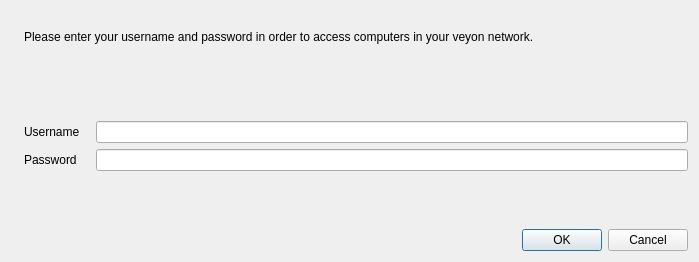
Before: the Qt Designer form core/dialogs/PasswordDialog.ui in veyon/veyon, drawn with Qt 5.
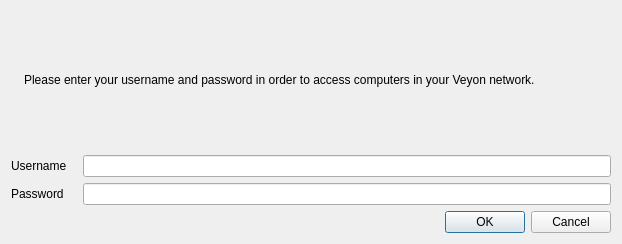
After: the same form once the commit is applied. Icons and pictures are not drawn.

Commit message: Veyon branding: update splash and icons

```diff
--- a/core/dialogs/PasswordDialog.ui
+++ b/core/dialogs/PasswordDialog.ui
@@ -6,8 +6,8 @@
    <rect>
     <x>0</x>
     <y>0</y>
-    <width>699</width>
-    <height>262</height>
+    <width>622</width>
+    <height>244</height>
    </rect>
   </property>
   <property name="windowTitle">
@@ -18,31 +18,33 @@
     <normaloff>:/resources/dialog-password.png</normaloff>:/resources/dialog-password.png</iconset>
   </property>
   <layout class="QGridLayout" name="gridLayout_2">
-   <item row="4" column="1">
-    <layout class="QHBoxLayout" name="horizontalLayout">
-     <item>
-      <widget class="QDialogButtonBox" name="buttonBox">
-       <property name="standardButtons">
-        <set>QDialogButtonBox::Cancel|QDialogButtonBox::Ok</set>
-       </property>
-      </widget>
-     </item>
-    </layout>
+   <item row="0" column="2">
+    <widget class="QLabel" name="label">
+     <property name="sizePolicy">
+      <sizepolicy hsizetype="MinimumExpanding" vsizetype="MinimumExpanding">
+       <horstretch>0</horstretch>
+       <verstretch>0</verstretch>
+      </sizepolicy>
+     </property>
+     <property name="text">
+      <string>Please enter your username and password in order to access computers in your Veyon network.</string>
+     </property>
+     <property name="wordWrap">
+      <bool>true</bool>
+     </property>
+    </widget>
    </item>
-   <item row="3" column="1">
-    <spacer name="verticalSpacer">
-     <property name="orientation">
-      <enum>Qt::Vertical</enum>
+   <item row="0" column="0" colspan="2">
+    <widget class="QLabel" name="label_4">
+     <property name="text">
+      <string/>
      </property>
-     <property name="sizeHint" stdset="0">
-      <size>
-       <width>10</width>
-       <height>10</height>
-      </size>
+     <property name="pixmap">
+      <pixmap resource="../../configurator/veyon-configurator.qrc">:/resources/application-x-pem-key.png</pixmap>
      </property>
-    </spacer>
+    </widget>
    </item>
-   <item row="2" column="1">
+   <item row="1" column="0" colspan="3">
     <layout class="QGridLayout" name="gridLayout">
      <property name="horizontalSpacing">
       <number>16</number>
@@ -73,45 +75,10 @@
      </item>
     </layout>
    </item>
-   <item row="0" column="0" rowspan="5">
-    <widget class="QLabel" name="label_4">
-     <property name="text">
-      <string/>
-     </property>
-     <property name="pixmap">
-      <pixmap resource="../core.qrc">:/resources/dialog-password.png</pixmap>
-     </property>
-     <property name="margin">
-      <number>10</number>
-     </property>
-    </widget>
-   </item>
-   <item row="1" column="1">
-    <spacer name="verticalSpacer_2">
-     <property name="orientation">
-      <enum>Qt::Vertical</enum>
-     </property>
-     <property name="sizeHint" stdset="0">
-      <size>
-       <width>10</width>
-       <height>10</height>
-      </size>
-     </property>
-    </spacer>
-   </item>
-   <item row="0" column="1">
-    <widget class="QLabel" name="label">
-     <property name="sizePolicy">
-      <sizepolicy hsizetype="MinimumExpanding" vsizetype="MinimumExpanding">
-       <horstretch>0</horstretch>
-       <verstretch>0</verstretch>
-      </sizepolicy>
-     </property>
-     <property name="text">
-      <string>Please enter your username and password in order to access computers in your veyon network.</string>
-     </property>
-     <property name="wordWrap">
-      <bool>true</bool>
+   <item row="2" column="0" colspan="3">
+    <widget class="QDialogButtonBox" name="buttonBox">
+     <property name="standardButtons">
+      <set>QDialogButtonBox::Cancel|QDialogButtonBox::Ok</set>
      </property>
     </widget>
    </item>
```
Left out of the diff: 6 changed lines with no effect on the pictures. The commit also changes 21 other files.
